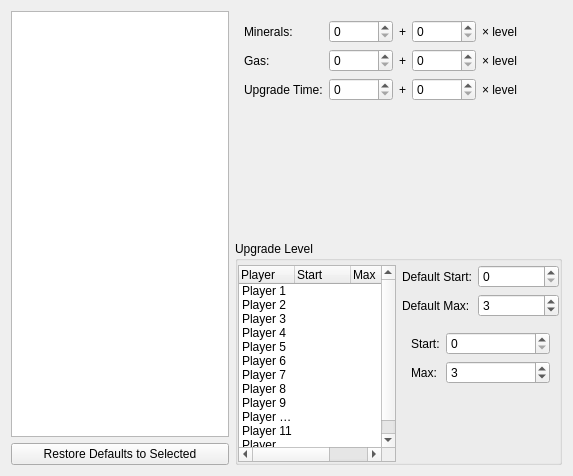
The window that ChkForge/upgradestab.ui (heinermann/ChkForge) describes before a commit, drawn with Qt 5.
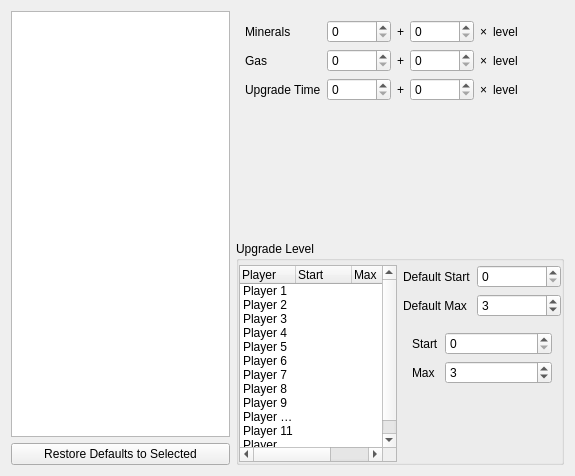
The same window after the commit. Custom widgets are drawn as their Qt base class.

The edit to the form file:
```diff
--- a/ChkForge/upgradestab.ui
+++ b/ChkForge/upgradestab.ui
@@ -6,7 +6,7 @@
    <rect>
     <x>0</x>
     <y>0</y>
-    <width>573</width>
+    <width>575</width>
     <height>476</height>
    </rect>
   </property>
@@ -26,7 +26,7 @@
       <item row="0" column="0">
        <widget class="QLabel" name="label_17">
         <property name="text">
-         <string>Minerals:</string>
+         <string>Minerals</string>
         </property>
        </widget>
       </item>
@@ -65,10 +65,17 @@
           </property>
          </widget>
         </item>
+        <item>
+         <widget class="QLabel" name="label">
+          <property name="text">
+           <string notr="true">×</string>
+          </property>
+         </widget>
+        </item>
         <item>
          <widget class="QLabel" name="label_27">
           <property name="text">
-           <string>× level</string>
+           <string>level</string>
           </property>
          </widget>
         </item>
@@ -90,7 +97,7 @@
       <item row="1" column="0">
        <widget class="QLabel" name="label_14">
         <property name="text">
-         <string>Gas:</string>
+         <string>Gas</string>
         </property>
        </widget>
       </item>
@@ -129,10 +136,17 @@
           </property>
          </widget>
         </item>
+        <item>
+         <widget class="QLabel" name="label_2">
+          <property name="text">
+           <string notr="true">×</string>
+          </property>
+         </widget>
+        </item>
         <item>
          <widget class="QLabel" name="label_12">
           <property name="text">
-           <string>× level</string>
+           <string>level</string>
           </property>
          </widget>
         </item>
@@ -154,7 +168,7 @@
       <item row="2" column="0">
        <widget class="QLabel" name="label_13">
         <property name="text">
-         <string>Upgrade Time:</string>
+         <string>Upgrade Time</string>
         </property>
        </widget>
       </item>
@@ -193,10 +207,17 @@
           </property>
          </widget>
         </item>
+        <item>
+         <widget class="QLabel" name="label_3">
+          <property name="text">
+           <string notr="true">×</string>
+          </property>
+         </widget>
+        </item>
         <item>
          <widget class="QLabel" name="label_29">
           <property name="text">
-           <string>× level</string>
+           <string>level</string>
           </property>
          </widget>
         </item>
@@ -376,7 +397,7 @@
         <item row="0" column="0">
          <widget class="QLabel" name="label_25">
           <property name="text">
-           <string>Default Start:</string>
+           <string>Default Start</string>
           </property>
          </widget>
         </item>
@@ -396,7 +417,7 @@
         <item row="1" column="0">
          <widget class="QLabel" name="label_26">
           <property name="text">
-           <string>Default Max:</string>
+           <string>Default Max</string>
           </property>
          </widget>
         </item>
@@ -433,7 +454,7 @@
          <item row="0" column="0">
           <widget class="QLabel" name="label_19">
            <property name="text">
-            <string>Start:</string>
+            <string>Start</string>
            </property>
           </widget>
          </item>
@@ -453,7 +474,7 @@
          <item row="1" column="0">
           <widget class="QLabel" name="label_20">
            <property name="text">
-            <string>Max:</string>
+            <string>Max</string>
            </property>
           </widget>
          </item>
```
Left out of the diff: 8 changed lines with no effect on the pictures.
